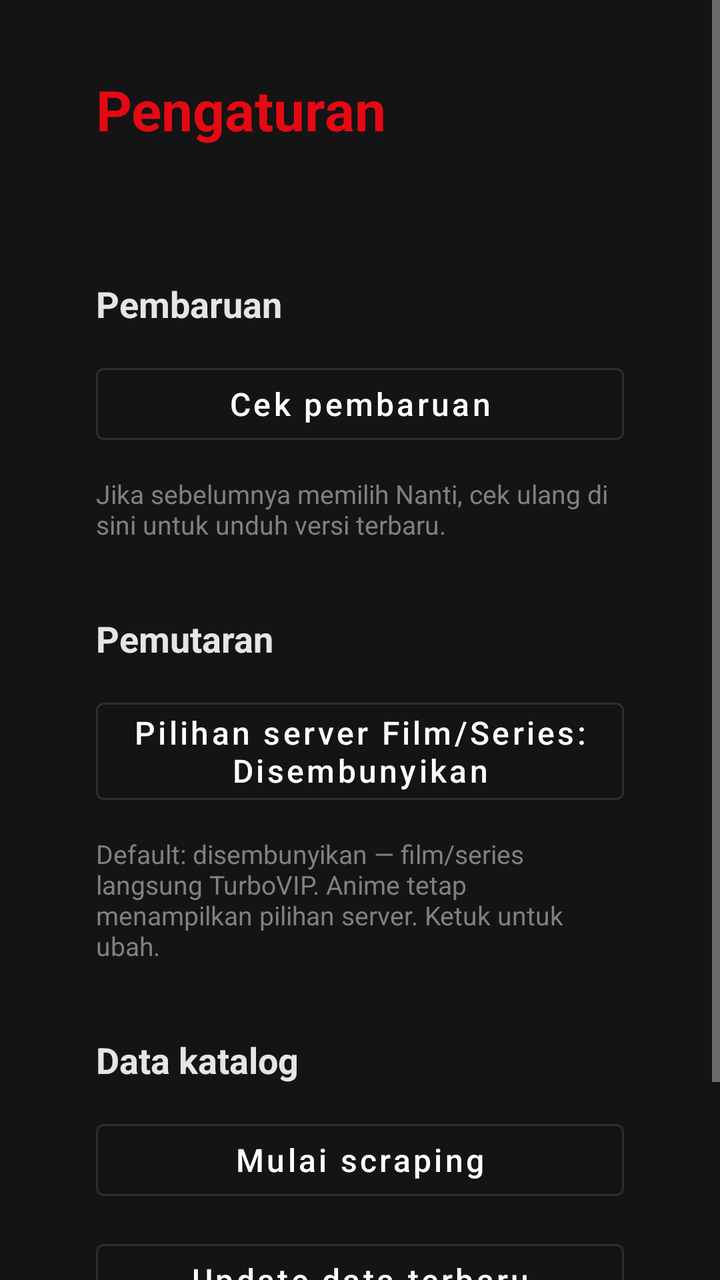
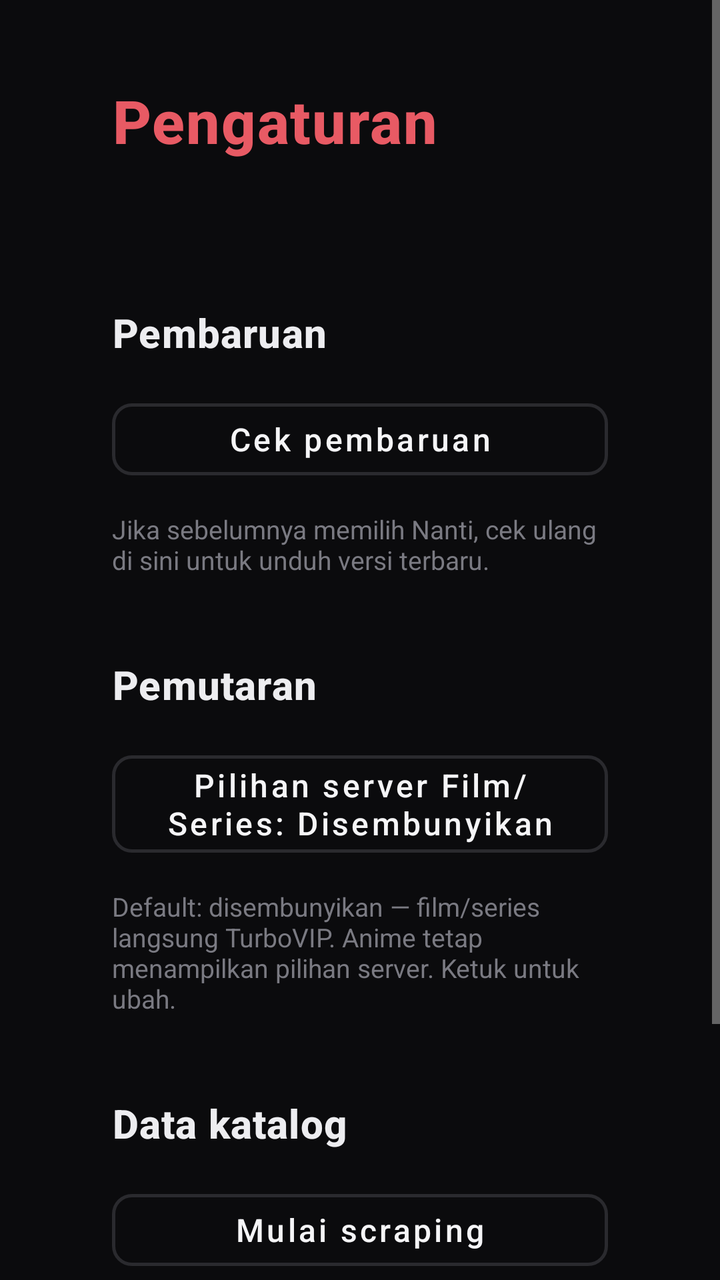

Screens rendered from an Android XML layout before and after an edit, with the pre-edit source and the edit as a unified diff.
<!-- AndroidManifest.xml: activity theme Theme.WebunimeTv.Detail -->
<!-- res/layout/activity_settings.xml -->
<?xml version="1.0" encoding="utf-8"?>
<ScrollView xmlns:android="http://schemas.android.com/apk/res/android"
    xmlns:app="http://schemas.android.com/apk/res-auto"
    android:layout_width="match_parent"
    android:layout_height="match_parent"
    android:background="@color/wu_bg"
    android:fillViewport="true">

    <LinearLayout
        android:layout_width="match_parent"
        android:layout_height="wrap_content"
        android:orientation="vertical"
        android:paddingStart="48dp"
        android:paddingTop="36dp"
        android:paddingEnd="48dp"
        android:paddingBottom="48dp">

        <TextView
            android:layout_width="wrap_content"
            android:layout_height="wrap_content"
            android:text="@string/settings"
            android:textColor="@color/wu_accent"
            android:textSize="28sp"
            android:textStyle="bold" />

        <TextView
            android:id="@+id/settingsVersion"
            android:layout_width="wrap_content"
            android:layout_height="wrap_content"
            android:layout_marginTop="10dp"
            android:textColor="@color/wu_text_dim"
            android:textSize="15sp" />

        <TextView
            android:layout_width="wrap_content"
            android:layout_height="wrap_content"
            android:layout_marginTop="36dp"
            android:text="@string/settings_section_update"
            android:textColor="@color/wu_row_header"
            android:textSize="18sp"
            android:textStyle="bold" />

        <com.google.android.material.button.MaterialButton
            android:id="@+id/settingsCheckUpdate"
            style="@style/Wu.Button.Outlined"
            android:layout_width="wrap_content"
            android:layout_height="wrap_content"
            android:layout_marginTop="14dp"
            android:focusable="true"
            android:minWidth="280dp"
            android:text="@string/settings_check_update"
            android:textAllCaps="false"
            android:textSize="16sp"
            app:cornerRadius="4dp" />

        <TextView
            android:layout_width="match_parent"
            android:layout_height="wrap_content"
            android:layout_marginTop="12dp"
            android:text="@string/settings_check_update_hint"
            android:textColor="@color/wu_text_muted"
            android:textSize="13sp" />

        <TextView
            android:layout_width="wrap_content"
            android:layout_height="wrap_content"
            android:layout_marginTop="36dp"
            android:text="@string/settings_section_playback"
            android:textColor="@color/wu_row_header"
            android:textSize="18sp"
            android:textStyle="bold" />

        <com.google.android.material.button.MaterialButton
            android:id="@+id/settingsToggleFilmServers"
            style="@style/Wu.Button.Outlined"
            android:layout_width="wrap_content"
            android:layout_height="wrap_content"
            android:layout_marginTop="14dp"
            android:focusable="true"
            android:minWidth="280dp"
            android:text="@string/settings_film_servers_hidden"
            android:textAllCaps="false"
            android:textSize="16sp"
            app:cornerRadius="4dp" />

        <TextView
            android:layout_width="match_parent"
            android:layout_height="wrap_content"
            android:layout_marginTop="12dp"
            android:text="@string/settings_film_servers_hint"
            android:textColor="@color/wu_text_muted"
            android:textSize="13sp" />

        <TextView
            android:layout_width="wrap_content"
            android:layout_height="wrap_content"
            android:layout_marginTop="36dp"
            android:text="@string/settings_section_catalog"
            android:textColor="@color/wu_row_header"
            android:textSize="18sp"
            android:textStyle="bold" />

        <com.google.android.material.button.MaterialButton
            android:id="@+id/settingsStartScrape"
            style="@style/Wu.Button.Outlined"
            android:layout_width="wrap_content"
            android:layout_height="wrap_content"
            android:layout_marginTop="14dp"
            android:focusable="true"
            android:minWidth="280dp"
            android:text="@string/settings_start_scrape"
            android:textAllCaps="false"
            android:textSize="16sp"
            app:cornerRadius="4dp" />

        <com.google.android.material.button.MaterialButton
            android:id="@+id/settingsRefreshCatalog"
            style="@style/Wu.Button.Outlined"
            android:layout_width="wrap_content"
            android:layout_height="wrap_content"
            android:layout_marginTop="12dp"
            android:focusable="true"
            android:minWidth="280dp"
            android:text="@string/settings_refresh_catalog"
            android:textAllCaps="false"
            android:textSize="16sp"
            app:cornerRadius="4dp" />

        <TextView
            android:id="@+id/settingsCatalogStatus"
            android:layout_width="match_parent"
            android:layout_height="wrap_content"
            android:layout_marginTop="12dp"
            android:text="@string/settings_catalog_hint"
            android:textColor="@color/wu_text_muted"
            android:textSize="13sp" />
    </LinearLayout>
</ScrollView>
<!-- resources referenced by this layout -->
<resources>
  <color name="wu_accent">#E50914</color>
  <color name="wu_bg">#141414</color>
  <color name="wu_row_header">#E5E5E5</color>
  <color name="wu_text_dim">#B3B3B3</color>
  <color name="wu_text_muted">#808080</color>
  <string name="settings">Pengaturan</string>
  <string name="settings_catalog_hint">Scraping ~2–5 menit di server. Setelah selesai, tekan Update data terbaru.</string>
  <string name="settings_check_update">Cek pembaruan</string>
  <string name="settings_check_update_hint">Jika sebelumnya memilih Nanti, cek ulang di sini untuk unduh versi terbaru.</string>
  <string name="settings_film_servers_hidden">Pilihan server Film/Series: Disembunyikan</string>
  <string name="settings_refresh_catalog">Update data terbaru</string>
  <string name="settings_section_catalog">Data katalog</string>
  <string name="settings_section_playback">Pemutaran</string>
  <string name="settings_section_update">Pembaruan</string>
  <string name="settings_start_scrape">Mulai scraping</string>
  <style name="Wu.Button.Outlined" parent="Widget.MaterialComponents.Button.OutlinedButton">
          <item name="strokeColor">@color/wu_surface</item>
          <item name="android:textColor">@color/wu_text</item>
          <item name="rippleColor">@color/wu_accent</item>
      </style>
  <style name="Theme.WebunimeTv.Detail" parent="Theme.MaterialComponents.NoActionBar">
          <item name="android:windowBackground">@color/wu_bg</item>
          <item name="colorPrimary">@color/wu_accent</item>
          <item name="colorPrimaryVariant">@color/wu_accent_dark</item>
          <item name="colorOnPrimary">@color/wu_text</item>
          <item name="colorSecondary">@color/wu_accent</item>
          <item name="android:statusBarColor">@color/wu_bg</item>
          <item name="materialButtonOutlinedStyle">@style/Wu.Button.Outlined</item>
          <item name="alertDialogTheme">@style/Theme.WebunimeTv.AlertDialog</item>
          <item name="android:alertDialogTheme">@style/Theme.WebunimeTv.AlertDialog</item>
      </style>
  <color name="wu_surface">#2F2F2F</color>
  <color name="wu_text">#FFFFFF</color>
  <color name="wu_accent_dark">#B20710</color>
  <color name="wu_bg_elevated">#181818</color>
  <!-- drawable bg_dialog_button (drawable) -->
  <?xml version="1.0" encoding="utf-8"?>
  <selector xmlns:android="http://schemas.android.com/apk/res/android">
      <item android:state_focused="true">
          <shape android:shape="rectangle">
              <solid android:color="@color/wu_accent" />
              <corners android:radius="6dp" />
              <stroke
                  android:width="2dp"
                  android:color="@color/wu_focus" />
              <padding
                  android:left="18dp"
                  android:top="10dp"
                  android:right="18dp"
                  android:bottom="10dp" />
          </shape>
      </item>
      <item android:state_pressed="true">
          <shape android:shape="rectangle">
              <solid android:color="@color/wu_accent_dark" />
              <corners android:radius="6dp" />
              <padding
                  android:left="18dp"
                  android:top="10dp"
                  android:right="18dp"
                  android:bottom="10dp" />
          </shape>
      </item>
      <item>
          <shape android:shape="rectangle">
              <solid android:color="@color/wu_surface" />
              <corners android:radius="6dp" />
              <padding
                  android:left="18dp"
                  android:top="10dp"
                  android:right="18dp"
                  android:bottom="10dp" />
          </shape>
      </item>
  </selector>
  <color name="wu_focus">#FFFFFF</color>
  <!-- unchanged entries left out for length: 3 -->
</resources>

<!-- the commit's change to res/layout/activity_settings.xml (unified diff, before → after) -->
@@ -10,34 +10,38 @@
         android:layout_width="match_parent"
         android:layout_height="wrap_content"
         android:orientation="vertical"
-        android:paddingStart="48dp"
-        android:paddingTop="36dp"
-        android:paddingEnd="48dp"
-        android:paddingBottom="48dp">
+        android:paddingStart="56dp"
+        android:paddingTop="40dp"
+        android:paddingEnd="56dp"
+        android:paddingBottom="56dp">
 
         <TextView
             android:layout_width="wrap_content"
             android:layout_height="wrap_content"
+            android:fontFamily="sans-serif-medium"
+            android:letterSpacing="0.02"
             android:text="@string/settings"
-            android:textColor="@color/wu_accent"
-            android:textSize="28sp"
+            android:textColor="@color/wu_accent_soft"
+            android:textSize="30sp"
             android:textStyle="bold" />
 
         <TextView
             android:id="@+id/settingsVersion"
             android:layout_width="wrap_content"
             android:layout_height="wrap_content"
-            android:layout_marginTop="10dp"
+            android:layout_marginTop="12dp"
             android:textColor="@color/wu_text_dim"
             android:textSize="15sp" />
 
         <TextView
             android:layout_width="wrap_content"
             android:layout_height="wrap_content"
-            android:layout_marginTop="36dp"
+            android:layout_marginTop="40dp"
+            android:fontFamily="sans-serif-medium"
+            android:letterSpacing="0.02"
             android:text="@string/settings_section_update"
             android:textColor="@color/wu_row_header"
-            android:textSize="18sp"
+            android:textSize="20sp"
             android:textStyle="bold" />
 
         <com.google.android.material.button.MaterialButton
@@ -45,13 +49,13 @@
             style="@style/Wu.Button.Outlined"
             android:layout_width="wrap_content"
             android:layout_height="wrap_content"
-            android:layout_marginTop="14dp"
+            android:layout_marginTop="16dp"
             android:focusable="true"
-            android:minWidth="280dp"
+            android:minWidth="300dp"
             android:text="@string/settings_check_update"
             android:textAllCaps="false"
             android:textSize="16sp"
-            app:cornerRadius="4dp" />
+            app:cornerRadius="@dimen/button_corner_radius" />
 
         <TextView
             android:layout_width="match_parent"
@@ -64,10 +68,12 @@
         <TextView
             android:layout_width="wrap_content"
             android:layout_height="wrap_content"
-            android:layout_marginTop="36dp"
+            android:layout_marginTop="40dp"
+            android:fontFamily="sans-serif-medium"
+            android:letterSpacing="0.02"
             android:text="@string/settings_section_playback"
             android:textColor="@color/wu_row_header"
-            android:textSize="18sp"
+            android:textSize="20sp"
             android:textStyle="bold" />
 
         <com.google.android.material.button.MaterialButton
@@ -75,13 +81,13 @@
             style="@style/Wu.Button.Outlined"
             android:layout_width="wrap_content"
             android:layout_height="wrap_content"
-            android:layout_marginTop="14dp"
+            android:layout_marginTop="16dp"
             android:focusable="true"
-            android:minWidth="280dp"
+            android:minWidth="300dp"
             android:text="@string/settings_film_servers_hidden"
             android:textAllCaps="false"
             android:textSize="16sp"
-            app:cornerRadius="4dp" />
+            app:cornerRadius="@dimen/button_corner_radius" />
 
         <TextView
             android:layout_width="match_parent"
@@ -94,10 +100,12 @@
         <TextView
             android:layout_width="wrap_content"
             android:layout_height="wrap_content"
-            android:layout_marginTop="36dp"
+            android:layout_marginTop="40dp"
+            android:fontFamily="sans-serif-medium"
+            android:letterSpacing="0.02"
             android:text="@string/settings_section_catalog"
             android:textColor="@color/wu_row_header"
-            android:textSize="18sp"
+            android:textSize="20sp"
             android:textStyle="bold" />
 
         <com.google.android.material.button.MaterialButton
@@ -105,13 +113,13 @@
             style="@style/Wu.Button.Outlined"
             android:layout_width="wrap_content"
             android:layout_height="wrap_content"
-            android:layout_marginTop="14dp"
+            android:layout_marginTop="16dp"
             android:focusable="true"
-            android:minWidth="280dp"
+            android:minWidth="300dp"
             android:text="@string/settings_start_scrape"
             android:textAllCaps="false"
             android:textSize="16sp"
-            app:cornerRadius="4dp" />
+            app:cornerRadius="@dimen/button_corner_radius" />
 
         <com.google.android.material.button.MaterialButton
             android:id="@+id/settingsRefreshCatalog"
@@ -120,11 +128,11 @@
             android:layout_height="wrap_content"
             android:layout_marginTop="12dp"
             android:focusable="true"
-            android:minWidth="280dp"
+            android:minWidth="300dp"
             android:text="@string/settings_refresh_catalog"
             android:textAllCaps="false"
             android:textSize="16sp"
-            app:cornerRadius="4dp" />
+            app:cornerRadius="@dimen/button_corner_radius" />
 
         <TextView
             android:id="@+id/settingsCatalogStatus"
<!-- resource entries referenced after the edit -->
@@ -1,10 +1,12 @@
 <!-- resources referenced by this layout -->
 <resources>
-  <color name="wu_accent">#E50914</color>
-  <color name="wu_bg">#141414</color>
-  <color name="wu_row_header">#E5E5E5</color>
-  <color name="wu_text_dim">#B3B3B3</color>
-  <color name="wu_text_muted">#808080</color>
+  <color name="wu_accent_soft">#E85A64</color>
+  <color name="wu_accent">#FF2D3A</color>
+  <color name="wu_bg">#0B0B0D</color>
+  <color name="wu_row_header">#EDEDF0</color>
+  <color name="wu_text_dim">#B8B8BE</color>
+  <color name="wu_text_muted">#7A7A82</color>
+  <dimen name="button_corner_radius">10dp</dimen>
   <string name="settings">Pengaturan</string>
   <string name="settings_catalog_hint">Scraping ~2–5 menit di server. Setelah selesai, tekan Update data terbaru.</string>
   <string name="settings_check_update">Cek pembaruan</string>
@@ -17,31 +19,34 @@
   <string name="settings_start_scrape">Mulai scraping</string>
   <style name="Wu.Button.Outlined" parent="Widget.MaterialComponents.Button.OutlinedButton">
           <item name="strokeColor">@color/wu_surface</item>
+          <item name="strokeWidth">1.5dp</item>
           <item name="android:textColor">@color/wu_text</item>
-          <item name="rippleColor">@color/wu_accent</item>
+          <item name="rippleColor">@color/wu_accent_soft</item>
+          <item name="cornerRadius">@dimen/button_corner_radius</item>
+          <item name="android:minHeight">48dp</item>
       </style>
   <style name="Theme.WebunimeTv.Detail" parent="Theme.MaterialComponents.NoActionBar">
           <item name="android:windowBackground">@color/wu_bg</item>
           <item name="colorPrimary">@color/wu_accent</item>
           <item name="colorPrimaryVariant">@color/wu_accent_dark</item>
           <item name="colorOnPrimary">@color/wu_text</item>
-          <item name="colorSecondary">@color/wu_accent</item>
+          <item name="colorSecondary">@color/wu_accent_soft</item>
           <item name="android:statusBarColor">@color/wu_bg</item>
           <item name="materialButtonOutlinedStyle">@style/Wu.Button.Outlined</item>
           <item name="alertDialogTheme">@style/Theme.WebunimeTv.AlertDialog</item>
           <item name="android:alertDialogTheme">@style/Theme.WebunimeTv.AlertDialog</item>
       </style>
-  <color name="wu_surface">#2F2F2F</color>
-  <color name="wu_text">#FFFFFF</color>
-  <color name="wu_accent_dark">#B20710</color>
-  <color name="wu_bg_elevated">#181818</color>
+  <color name="wu_surface">#2A2A2E</color>
+  <color name="wu_text">#F5F5F7</color>
+  <color name="wu_accent_dark">#C41E28</color>
+  <color name="wu_bg_elevated">#121214</color>
   <!-- drawable bg_dialog_button (drawable) -->
   <?xml version="1.0" encoding="utf-8"?>
   <selector xmlns:android="http://schemas.android.com/apk/res/android">
       <item android:state_focused="true">
           <shape android:shape="rectangle">
               <solid android:color="@color/wu_accent" />
-              <corners android:radius="6dp" />
+              <corners android:radius="@dimen/button_corner_radius" />
               <stroke
                   android:width="2dp"
                   android:color="@color/wu_focus" />
@@ -55,7 +60,7 @@
       <item android:state_pressed="true">
           <shape android:shape="rectangle">
               <solid android:color="@color/wu_accent_dark" />
-              <corners android:radius="6dp" />
+              <corners android:radius="@dimen/button_corner_radius" />
               <padding
                   android:left="18dp"
                   android:top="10dp"
@@ -66,7 +71,7 @@
       <item>
           <shape android:shape="rectangle">
               <solid android:color="@color/wu_surface" />
-              <corners android:radius="6dp" />
+              <corners android:radius="@dimen/button_corner_radius" />
               <padding
                   android:left="18dp"
                   android:top="10dp"
